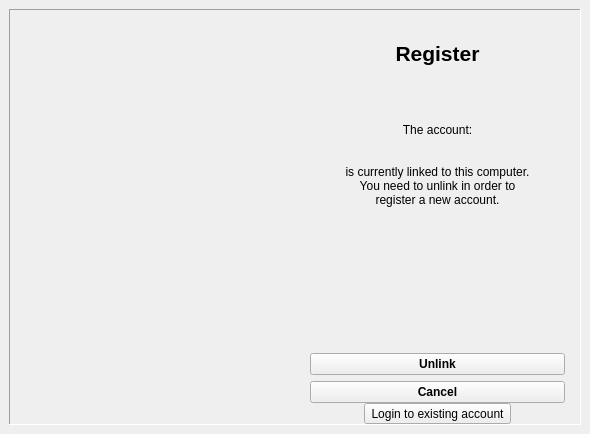
pcloudcom/psyncgui, file registerwindow.ui: the form before one commit.
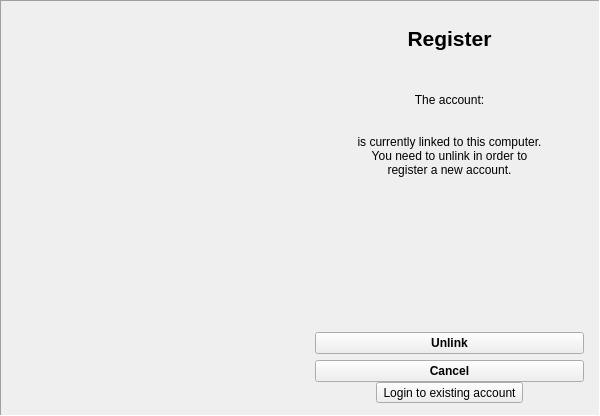
The form after the commit. The open tabs and pages were chosen to show the change. Icons and pictures are not drawn.

What changed in the file:
```diff
--- a/registerwindow.ui
+++ b/registerwindow.ui
@@ -6,14 +6,20 @@
    <rect>
     <x>0</x>
     <y>0</y>
-    <width>590</width>
-    <height>434</height>
+    <width>600</width>
+    <height>416</height>
    </rect>
   </property>
+  <property name="minimumSize">
+   <size>
+    <width>600</width>
+    <height>0</height>
+   </size>
+  </property>
   <property name="maximumSize">
    <size>
     <width>590</width>
-    <height>434</height>
+    <height>416</height>
    </size>
   </property>
   <property name="windowTitle">
@@ -24,6 +30,18 @@
     <property name="spacing">
      <number>0</number>
     </property>
+    <property name="leftMargin">
+     <number>0</number>
+    </property>
+    <property name="topMargin">
+     <number>0</number>
+    </property>
+    <property name="rightMargin">
+     <number>0</number>
+    </property>
+    <property name="bottomMargin">
+     <number>0</number>
+    </property>
     <item>
      <widget class="QFrame" name="frame">
       <property name="frameShape">
@@ -64,7 +82,7 @@
           </widget>
          </item>
          <item>
-          <layout class="QVBoxLayout" name="verticalLayout_6" stretch="1,1,6,1">
+          <layout class="QVBoxLayout" name="verticalLayout_6" stretch="1,1,8,1">
            <property name="spacing">
             <number>0</number>
            </property>
@@ -78,7 +96,7 @@
             <number>15</number>
            </property>
            <property name="bottomMargin">
-            <number>0</number>
+            <number>12</number>
            </property>
            <item>
             <widget class="QLabel" name="label_5">
@@ -329,7 +347,10 @@
                  <item>
                   <widget class="QLabel" name="label_accntinfo">
                    <property name="text">
-                    <string>&lt;html&gt;&lt;head/&gt;&lt;body&gt;&lt;p align=&quot;center&quot;&gt;&lt;br/&gt;&lt;/p&gt;&lt;/body&gt;&lt;/html&gt;</string>
+                    <string>&lt;html&gt;&lt;head/&gt;&lt;body&gt;&lt;p align=&quot;center&quot;&gt;&lt;span style=&quot; font-weight:600;&quot;&gt;&lt;br/&gt;&lt;/span&gt;&lt;/p&gt;&lt;/body&gt;&lt;/html&gt;</string>
+                   </property>
+                   <property name="alignment">
+                    <set>Qt::AlignCenter</set>
                    </property>
                    <property name="wordWrap">
                     <bool>true</bool>
```
Left out of the diff: 6 changed lines with no effect on the pictures.
